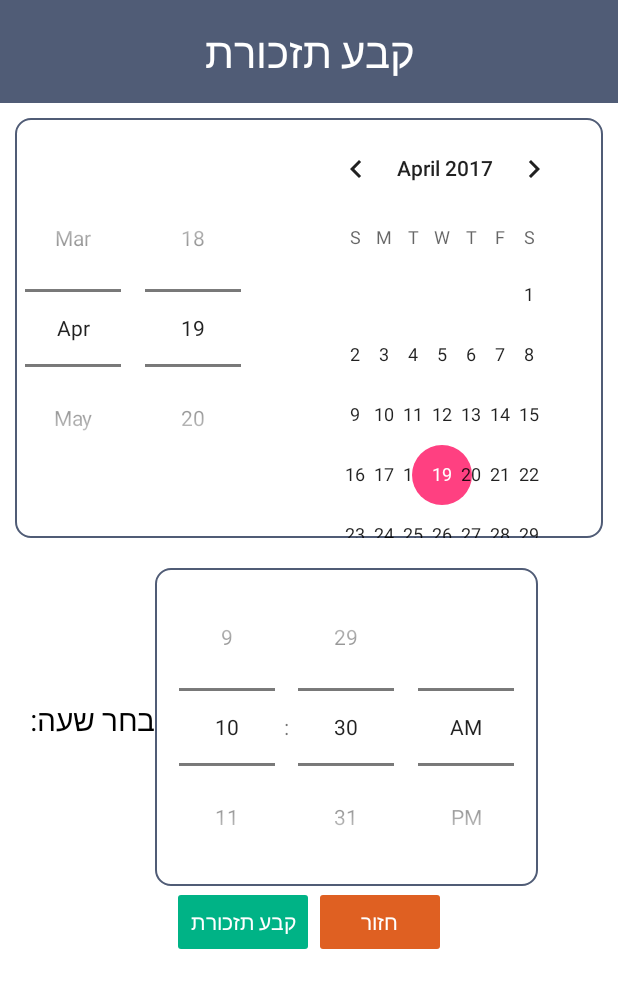
After one commit to moranmo29/Final_Project, an Android app: the OrderSetAlarm screen opened directly, with no data from a screen before it, on a phone screen of 412 x 824 dp. The commit adds this screen. Shown: the top 988 px of the screen. Run offline under Robolectric (Android 15) with nearby library versions, the phone set to English and light mode, and no system bars.

Commit message:
Logic - Orders
Implement 'Orders' activity:
- User can add order
- User can set reminder message of order
- User can delete order
- User can watch all orders

```diff
--- /dev/null
+++ b/app/src/main/java/com/example/user/myd/OrderSetAlarm.java
@@ -0,0 +1,102 @@
+package com.example.user.myd;
+
+import android.support.v7.app.AppCompatActivity;
+import android.os.Bundle;
+import java.util.Calendar;
+import android.app.AlarmManager;
+import android.app.PendingIntent;
+import android.content.Context;
+import android.content.Intent;
+import android.view.View;
+import android.view.View.OnClickListener;
+import android.widget.Button;
+import android.widget.DatePicker;
+import android.widget.TextView;
+import android.widget.TimePicker;
+import android.widget.Toast;
+
+public class OrderSetAlarm extends AppCompatActivity {
+
+    DatePicker dPicker;
+    TimePicker tPicker;
+    Button buttonSetAlarm, returnBack;
+    TextView info;
+
+    final static int RQS_1 = 1;
+
+    @Override
+    protected void onCreate(Bundle savedInstanceState) {
+        super.onCreate(savedInstanceState);
+        setContentView(R.layout.activity_order_set_alarm);
+
+        info = (TextView)findViewById(R.id.info);
+        dPicker = (DatePicker)findViewById(R.id.pickerdate);
+        tPicker = (TimePicker)findViewById(R.id.pickertime);
+
+        Calendar now = Calendar.getInstance();
+
+        dPicker.init(
+                // Use the current time as the default values for the picker
+                now.get(Calendar.YEAR),
+                now.get(Calendar.MONTH),
+                now.get(Calendar.DAY_OF_MONTH),
+                null);
+
+
+        tPicker.setCurrentHour(now.get(Calendar.HOUR_OF_DAY));
+        tPicker.setCurrentMinute(now.get(Calendar.MINUTE));
+
+        buttonSetAlarm = (Button)findViewById(R.id.setalarm);
+        returnBack = (Button)findViewById(R.id.goBack);
+        buttonSetAlarm.setOnClickListener(new OnClickListener(){
+
+            @Override
+            public void onClick(View arg0) {
+                Calendar current = Calendar.getInstance();
+
+                // store the values selected into a Calendar instance
+                Calendar cal = Calendar.getInstance();
+                cal.set(dPicker.getYear(),
+                        dPicker.getMonth(),
+                        dPicker.getDayOfMonth(),
+                        tPicker.getCurrentHour(),
+                        tPicker.getCurrentMinute(),
+                        00);
+
+                if(cal.compareTo(current) <= 0){
+                    //if the date or time already passed
+                    Toast.makeText(getApplicationContext(),
+                            "Invalid Date/Time",
+                            Toast.LENGTH_LONG).show();
+                }else{
+                    setAlarm(cal);
+                }
+
+            }});
+
+        returnBack.setOnClickListener(new View.OnClickListener() {
+            @Override
+            public void onClick(View view) {
+                moveOrdersScreen();
+            }
+        });
+
+    }
+
+    private void setAlarm(Calendar targetCal){
+
+        //info.setText("\n" + "קבעת תזכורת ב: " + "\n" + targetCal.getTime());
+        Toast.makeText(getBaseContext(),"\n" + "קבעת תזכורת ב: " + "\n" + targetCal.getTime(), Toast.LENGTH_LONG).show();
+
+        Intent intent = new Intent(getBaseContext(), AlarmReceiver.class);
+        PendingIntent pendingIntent = PendingIntent.getBroadcast(getBaseContext(), RQS_1, intent, 0);
+        AlarmManager alarmManager = (AlarmManager)getSystemService(Context.ALARM_SERVICE);
+        alarmManager.set(AlarmManager.RTC_WAKEUP, targetCal.getTimeInMillis(), pendingIntent);
+
+    }
+
+    private void moveOrdersScreen() {
+        Intent i = new Intent(OrderSetAlarm.this, Orders.class);
+        startActivity(i);
+    }
+}
--- a/app/src/main/res/layout/activity_add_order.xml
+++ b/app/src/main/res/layout/activity_add_order.xml
@@ -97,7 +97,7 @@
                 android:layout_width="100dp"
                 android:layout_height="wrap_content"
                 android:gravity="center"
-                android:hint="@string/init_zero_value"
+                android:text="@string/init_zero_value"
                 android:inputType="number"></EditText>
 
             <Button
--- /dev/null
+++ b/app/src/main/res/layout/activity_order_set_alarm.xml
@@ -0,0 +1,97 @@
+<LinearLayout xmlns:android="http://schemas.android.com/apk/res/android"
+    xmlns:tools="http://schemas.android.com/tools"
+    android:layout_width="match_parent"
+    android:layout_height="match_parent"
+    android:background="#FFFFFF"
+    android:orientation="vertical"
+    tools:context=".OrderSetAlarm">
+
+    <TextView
+        android:id="@+id/tv_setAlarm"
+        android:layout_width="match_parent"
+        android:layout_height="wrap_content"
+        android:background="@color/colorGray"
+        android:padding="15dp"
+        android:text="@string/Set_reminder"
+        android:textAlignment="center"
+        android:textColor="@android:color/white"
+        android:textSize="28sp" />
+
+    <ScrollView
+        android:layout_width="match_parent"
+        android:layout_height="match_parent">
+
+        <LinearLayout
+            android:layout_width="match_parent"
+            android:layout_height="match_parent"
+            android:orientation="vertical">
+
+            <DatePicker
+                android:id="@+id/pickerdate"
+                android:layout_width="wrap_content"
+                android:layout_height="wrap_content"
+                android:layout_marginLeft="10dp"
+                android:layout_marginRight="10dp"
+                android:layout_marginTop="10dp"
+                android:background="@drawable/rounded_border_edittext"
+                android:datePickerMode="spinner" />
+        <LinearLayout
+            android:layout_width="wrap_content"
+            android:layout_height="wrap_content"
+            android:layout_marginLeft="10dp"
+            android:layout_marginRight="10dp"
+            android:layout_marginTop="10dp"
+            android:orientation="horizontal">
+            <TextView
+                android:id="@+id/tv_selectHour"
+                android:layout_width="match_parent"
+                android:layout_height="wrap_content"
+                android:layout_gravity="center"
+                android:text="בחר שעה:  "
+                android:textSize="20sp"
+                android:textColor="#000000"/>
+
+            <TimePicker
+                android:id="@+id/pickertime"
+                android:layout_width="wrap_content"
+                android:layout_height="wrap_content"
+                android:layout_marginTop="10dp"
+                android:background="@drawable/rounded_border_edittext"
+
+                android:timePickerMode="spinner" />
+            </LinearLayout>
+
+            <LinearLayout
+                android:layout_width="match_parent"
+                android:layout_height="match_parent"
+                android:gravity="center"
+                android:orientation="horizontal">
+
+                <Button
+                    android:id="@+id/setalarm"
+                    android:layout_width="wrap_content"
+                    android:layout_height="wrap_content"
+                    android:layout_gravity="center"
+                    android:backgroundTint="@color/colorGreen"
+                    android:text="@string/Set_reminder"
+                    android:textColor="#FFFFFF" />
+
+                <Button
+                    android:id="@+id/goBack"
+                    android:layout_width="wrap_content"
+                    android:layout_height="wrap_content"
+                    android:layout_gravity="center"
+                    android:backgroundTint="@color/colorRed"
+                    android:text="@string/btn_back"
+                    android:textColor="#FFFFFF" />
+            </LinearLayout>
+
+            <TextView
+                android:id="@+id/info"
+                android:layout_width="match_parent"
+                android:layout_height="wrap_content" />
+
+        </LinearLayout>
+    </ScrollView>
+
+</LinearLayout>
--- a/app/src/main/res/values/strings.xml
+++ b/app/src/main/res/values/strings.xml
@@ -137,10 +137,12 @@
 
     <!--Orders Activity-->
     <string name="orders_title">הזמנות</string>
+    <string name="order_quan">0</string>
 
     <string name="new_order_title">הוספת הזמנה</string>
     <string name="description_order">תיאור הזמנה</string>
     <string name="order_date">תאריך הכנה</string>
+    <string name="Set_reminder">קבע תזכורת</string>
 
     <!--Shops Activity-->
     <string name="shops_title">חנויות</string>
```
Also changed, not shown: app/src/main/AndroidManifest.xml (+13 -3 lines), app/src/main/java/com/example/user/myd/AddCosts.java (+23 -32 lines), app/src/main/java/com/example/user/myd/AddOrder.java (+104 -1 lines), app/src/main/java/com/example/user/myd/AlarmReceiver.java (added, +37 -0 lines), app/src/main/java/com/example/user/myd/Order.java (added, +68 -0 lines), app/src/main/java/com/example/user/myd/OrderArrayAdapter.java (added, +81 -0 lines), app/src/main/java/com/example/user/myd/Orders.java (+64 -0 lines), app/src/main/res/layout/activity_orders.xml (+24 -1 lines), app/src/main/res/layout/row_order_item.xml (added, +77 -0 lines), app/src/main/res/drawable/icon_set_alarm.png (added).
